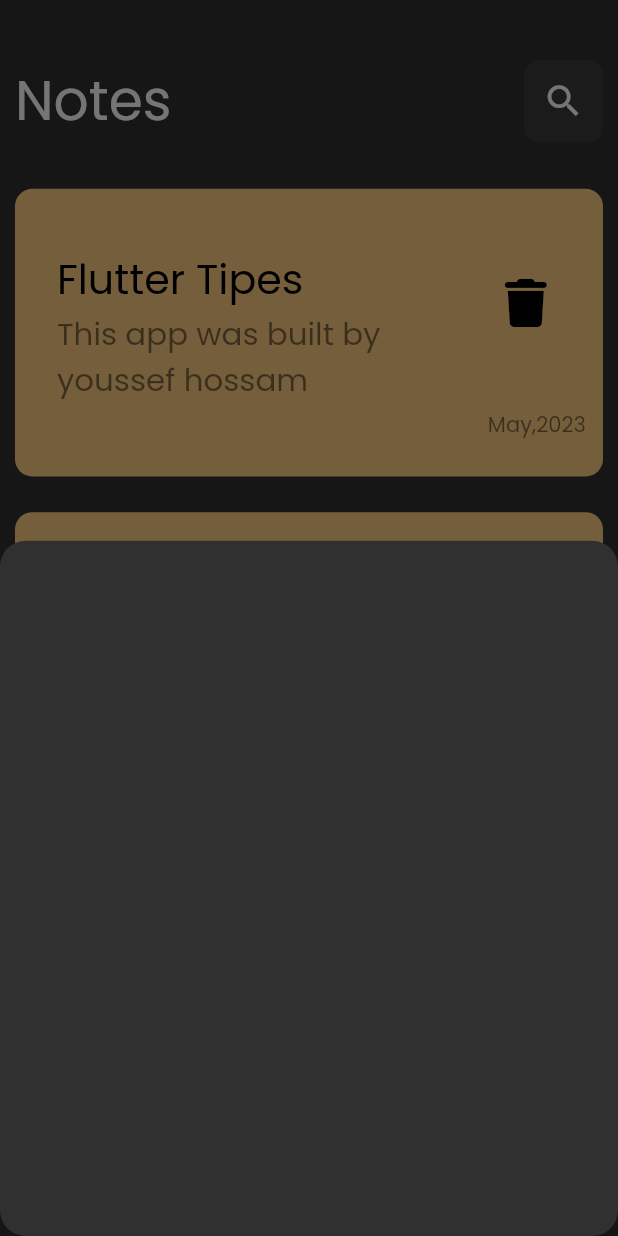
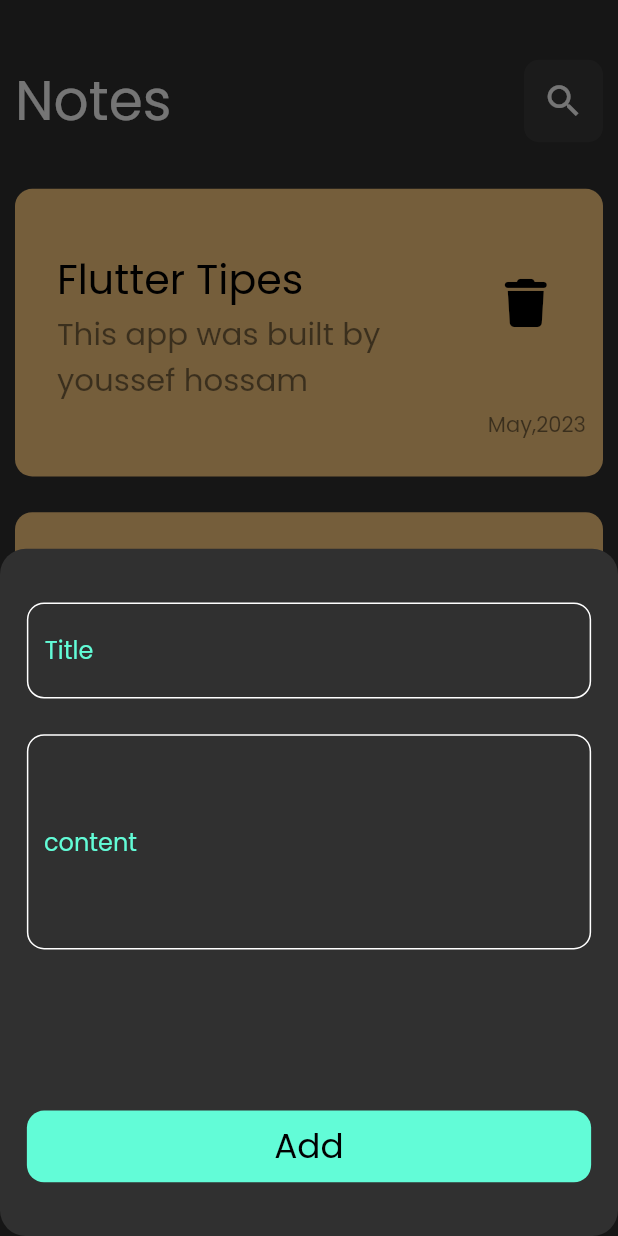
Before and after one commit to youssef-hossam/NoteApp, a Flutter app: the screen it shows after launch, after a tap on the "add" icon, on a phone screen of 412 x 824 dp. Run offline on Flutter 3.47's test engine with Material 2 defaults, Android fonts, the phone set to English and light mode, and no system bars; our stand-ins replace flutter_screenutil, font_awesome_flutter.

Commit message:
add bottom sheet

```diff
--- /dev/null
+++ b/lib/constant.dart
@@ -0,0 +1,3 @@
+import 'dart:ui';
+
+const Color Kprimarycolor = Color(0xff62FCD7);
--- a/lib/main.dart
+++ b/lib/main.dart
@@ -1,5 +1,6 @@
 import 'package:flutter/material.dart';
 import 'package:flutter_screenutil/flutter_screenutil.dart';
+import 'package:noteapp/views/edit_notes_view.dart';
 import 'package:noteapp/views/notes_view.dart';
 
 void main() {
@@ -19,6 +20,7 @@ class NoteApp extends StatelessWidget {
         theme: ThemeData(brightness: Brightness.dark, fontFamily: 'Poppins'),
         debugShowCheckedModeBanner: false,
         home: const NotesView(),
+        routes: {"EditNote": (context) => EditNotesView()},
       ),
     );
   }
--- /dev/null
+++ b/lib/views/edit_notes_view.dart
@@ -0,0 +1,13 @@
+import 'package:flutter/material.dart';
+import 'package:noteapp/widgets/edit_note_voew_body.dart';
+
+class EditNotesView extends StatelessWidget {
+  const EditNotesView({super.key});
+
+  @override
+  Widget build(BuildContext context) {
+    return Scaffold(
+      body: EditNoteViewBody(),
+    );
+  }
+}
--- a/lib/views/notes_view.dart
+++ b/lib/views/notes_view.dart
@@ -2,6 +2,8 @@ import 'package:flutter/material.dart';
 import 'package:flutter_screenutil/flutter_screenutil.dart';
 
 import 'package:noteapp/widgets/notes_view_body.dart';
+
+import '../widgets/add_note_bottom_sheet.dart';
 
 class NotesView extends StatelessWidget {
   const NotesView({super.key});
@@ -25,12 +27,3 @@ class NotesView extends StatelessWidget {
         body: NotesViewBody());
   }
 }
-
-class AddNoteBottomSheet extends StatelessWidget {
-  const AddNoteBottomSheet({super.key});
-
-  @override
-  Widget build(BuildContext context) {
-    return Container();
-  }
-}
--- /dev/null
+++ b/lib/widgets/add_note_bottom_sheet.dart
@@ -0,0 +1,56 @@
+import 'package:flutter/material.dart';
+import 'package:flutter_screenutil/flutter_screenutil.dart';
+import 'package:noteapp/widgets/custom_button.dart';
+
+import '../constant.dart';
+
+class AddNoteBottomSheet extends StatelessWidget {
+  const AddNoteBottomSheet({super.key});
+
+  @override
+  Widget build(BuildContext context) {
+    return SingleChildScrollView(
+      child: Container(
+        padding: EdgeInsets.symmetric(horizontal: 15.h, vertical: 30.h),
+        child: Column(
+          children: [
+            TextFormField(
+              decoration: InputDecoration(
+                hintText: "Title",
+                hintStyle: TextStyle(color: Kprimarycolor),
+                enabledBorder: buildBorder(),
+                border: buildBorder(),
+                focusedBorder: buildBorder(
+                  Color(0xff62FCD7),
+                ),
+              ),
+            ),
+            SizedBox(
+              height: 20.h,
+            ),
+            TextFormField(
+                cursorColor: Kprimarycolor,
+                decoration: InputDecoration(
+                    hintText: 'content',
+                    hintStyle: TextStyle(color: Kprimarycolor),
+                    contentPadding:
+                        EdgeInsets.symmetric(vertical: 50.h, horizontal: 10.w),
+                    border: buildBorder(),
+                    enabledBorder: buildBorder(),
+                    focusedBorder: buildBorder(Kprimarycolor))),
+            SizedBox(
+              height: 90.h,
+            ),
+            CustomButton(text: 'Add')
+          ],
+        ),
+      ),
+    );
+  }
+
+  OutlineInputBorder buildBorder([color]) {
+    return OutlineInputBorder(
+        borderRadius: BorderRadius.circular(10.r),
+        borderSide: BorderSide(color: color ?? Colors.white));
+  }
+}
--- /dev/null
+++ b/lib/widgets/custom_button.dart
@@ -0,0 +1,29 @@
+import 'package:flutter/material.dart';
+import 'package:flutter_screenutil/flutter_screenutil.dart';
+
+import '../constant.dart';
+
+class CustomButton extends StatelessWidget {
+  CustomButton({
+    required this.text,
+  });
+
+  String text;
+  @override
+  Widget build(BuildContext context) {
+    return Container(
+      height: 40.h,
+      width: MediaQuery.sizeOf(context).width,
+      decoration: BoxDecoration(
+        color: Kprimarycolor,
+        borderRadius: BorderRadius.circular(10.r),
+      ),
+      child: Center(
+        child: Text(
+          text,
+          style: TextStyle(color: Colors.black, fontSize: 20.sp),
+        ),
+      ),
+    );
+  }
+}
--- a/lib/widgets/custom_note_item.dart
+++ b/lib/widgets/custom_note_item.dart
@@ -9,7 +9,11 @@ class CustomNoteItem extends StatelessWidget {
 
   @override
   Widget build(BuildContext context) {
-    return Container(
+    return GestureDetector(
+      onTap: () {
+        Navigator.pushNamed(context, 'EditNote');
+      },
+      child: Container(
         padding:
             EdgeInsets.only(top: 30.h, bottom: 20.h, right: 10.w, left: 10.h),
         decoration: BoxDecoration(
@@ -45,6 +49,7 @@ class CustomNoteItem extends StatelessWidget {
             ),
           ],
         ),
+      ),
     );
   }
 }
--- /dev/null
+++ b/lib/widgets/edit_note_voew_body.dart
@@ -0,0 +1,12 @@
+import 'package:flutter/material.dart';
+
+class EditNoteViewBody extends StatelessWidget {
+  const EditNoteViewBody({super.key});
+
+  @override
+  Widget build(BuildContext context) {
+    return Column(
+      children: [],
+    );
+  }
+}
```
Lines whose indentation alone changed are shown as unchanged.
